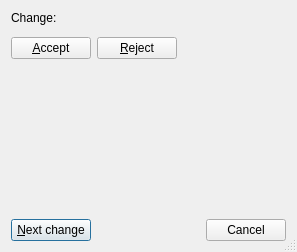
First picture: the form in src/frontends/qt4/ui/QChangesUi.ui, repository cburschka/lyx, before the edit.
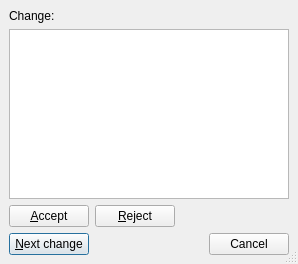
Second picture: the form after the edit. Custom widgets are drawn as their Qt base class.

The edit to the form file:
```diff
--- a/src/frontends/qt4/ui/QChangesUi.ui
+++ b/src/frontends/qt4/ui/QChangesUi.ui
@@ -8,8 +8,8 @@
    <rect>
     <x>0</x>
     <y>0</y>
-    <width>297</width>
-    <height>252</height>
+    <width>298</width>
+    <height>264</height>
    </rect>
   </property>
   <property name="windowTitle" >
@@ -18,109 +18,24 @@
   <property name="sizeGripEnabled" >
    <bool>true</bool>
   </property>
-  <layout class="QVBoxLayout" >
+  <layout class="QGridLayout" >
    <property name="margin" >
-    <number>11</number>
+    <number>9</number>
    </property>
    <property name="spacing" >
     <number>6</number>
    </property>
-   <item>
-    <layout class="QVBoxLayout" >
-     <property name="margin" >
-      <number>0</number>
+   <item row="0" column="0" >
+    <widget class="QLabel" name="changeLA" >
+     <property name="text" >
+      <string>Change:</string>
      </property>
-     <property name="spacing" >
-      <number>6</number>
-     </property>
-     <item>
-      <widget class="QLabel" name="changeLA" >
-       <property name="text" >
-        <string>Change:</string>
-       </property>
-      </widget>
-     </item>
-     <item>
-      <widget class="Q3TextView" name="changeTV" >
-       <property name="focusPolicy" >
-        <enum>Qt::WheelFocus</enum>
-       </property>
-       <property name="toolTip" >
-        <string>Details of the change</string>
-       </property>
-      </widget>
-     </item>
-    </layout>
+    </widget>
    </item>
-   <item>
-    <layout class="QHBoxLayout" >
-     <property name="margin" >
-      <number>0</number>
-     </property>
-     <property name="spacing" >
-      <number>6</number>
-     </property>
-     <item>
-      <widget class="QPushButton" name="acceptPB" >
-       <property name="toolTip" >
-        <string>Accept this change</string>
-       </property>
-       <property name="text" >
-        <string>&amp;Accept</string>
-       </property>
-       <property name="autoDefault" >
-        <bool>false</bool>
-       </property>
-      </widget>
-     </item>
-     <item>
-      <widget class="QPushButton" name="rejectPB" >
-       <property name="toolTip" >
-        <string>Reject this change</string>
-       </property>
-       <property name="text" >
-        <string>&amp;Reject</string>
-       </property>
-       <property name="autoDefault" >
-        <bool>false</bool>
-       </property>
-      </widget>
-     </item>
-     <item>
-      <spacer>
-       <property name="orientation" >
-        <enum>Qt::Horizontal</enum>
-       </property>
-       <property name="sizeType" >
-        <enum>QSizePolicy::Expanding</enum>
-       </property>
-       <property name="sizeHint" >
-        <size>
-         <width>20</width>
-         <height>20</height>
-        </size>
-       </property>
-      </spacer>
-     </item>
-    </layout>
+   <item row="1" column="0" >
+    <widget class="QTextBrowser" name="changeTB" />
    </item>
-   <item>
-    <spacer>
-     <property name="orientation" >
-      <enum>Qt::Vertical</enum>
-     </property>
-     <property name="sizeType" >
-      <enum>QSizePolicy::Expanding</enum>
-     </property>
-     <property name="sizeHint" >
-      <size>
-       <width>20</width>
-       <height>20</height>
-      </size>
-     </property>
-    </spacer>
-   </item>
-   <item>
+   <item row="3" column="0" >
     <layout class="QHBoxLayout" >
      <property name="margin" >
       <number>0</number>
@@ -166,18 +81,61 @@
      </item>
     </layout>
    </item>
+   <item row="2" column="0" >
+    <layout class="QHBoxLayout" >
+     <property name="margin" >
+      <number>0</number>
+     </property>
+     <property name="spacing" >
+      <number>6</number>
+     </property>
+     <item>
+      <widget class="QPushButton" name="acceptPB" >
+       <property name="toolTip" >
+        <string>Accept this change</string>
+       </property>
+       <property name="text" >
+        <string>&amp;Accept</string>
+       </property>
+       <property name="autoDefault" >
+        <bool>false</bool>
+       </property>
+      </widget>
+     </item>
+     <item>
+      <widget class="QPushButton" name="rejectPB" >
+       <property name="toolTip" >
+        <string>Reject this change</string>
+       </property>
+       <property name="text" >
+        <string>&amp;Reject</string>
+       </property>
+       <property name="autoDefault" >
+        <bool>false</bool>
+       </property>
+      </widget>
+     </item>
+     <item>
+      <spacer>
+       <property name="orientation" >
+        <enum>Qt::Horizontal</enum>
+       </property>
+       <property name="sizeType" >
+        <enum>QSizePolicy::Expanding</enum>
+       </property>
+       <property name="sizeHint" >
+        <size>
+         <width>20</width>
+         <height>20</height>
+        </size>
+       </property>
+      </spacer>
+     </item>
+    </layout>
+   </item>
   </layout>
  </widget>
  <pixmapfunction>qPixmapFromMimeSource</pixmapfunction>
- <customwidgets>
-  <customwidget>
-   <class>Q3TextView</class>
-   <extends>QWidget</extends>
-   <header>q3textview.h</header>
-   <container>1</container>
-   <pixmap></pixmap>
-  </customwidget>
- </customwidgets>
  <tabstops>
   <tabstop>changeTV</tabstop>
   <tabstop>acceptPB</tabstop>
```
Left out of the diff: 1 changed line with no effect on the pictures.
